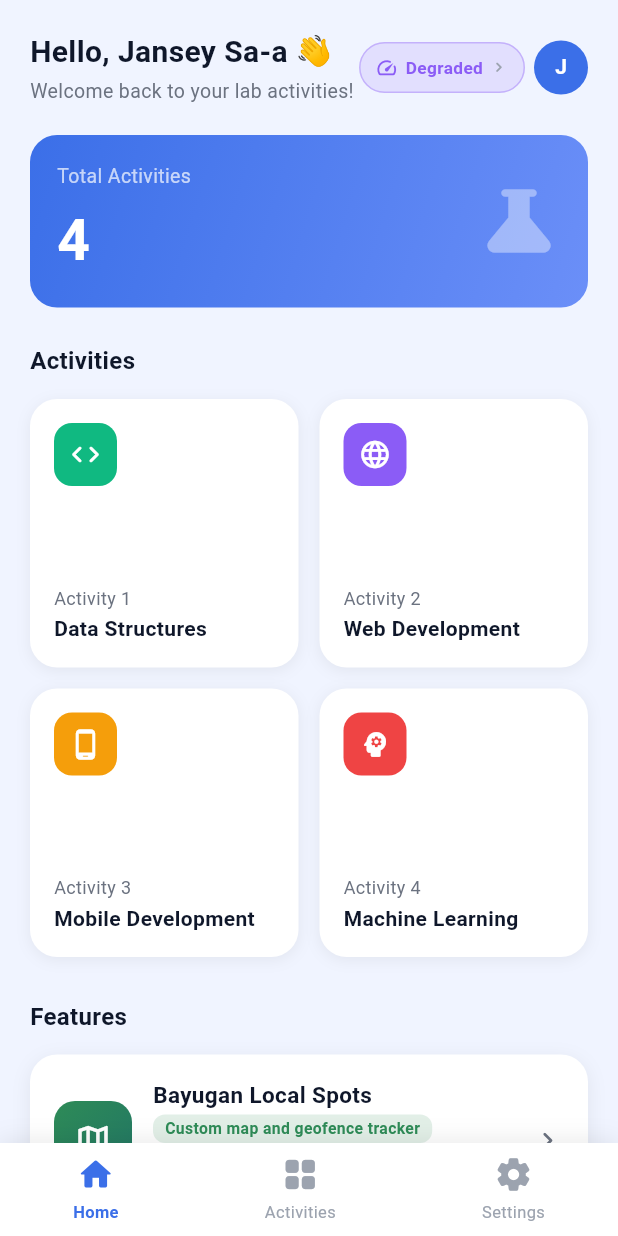
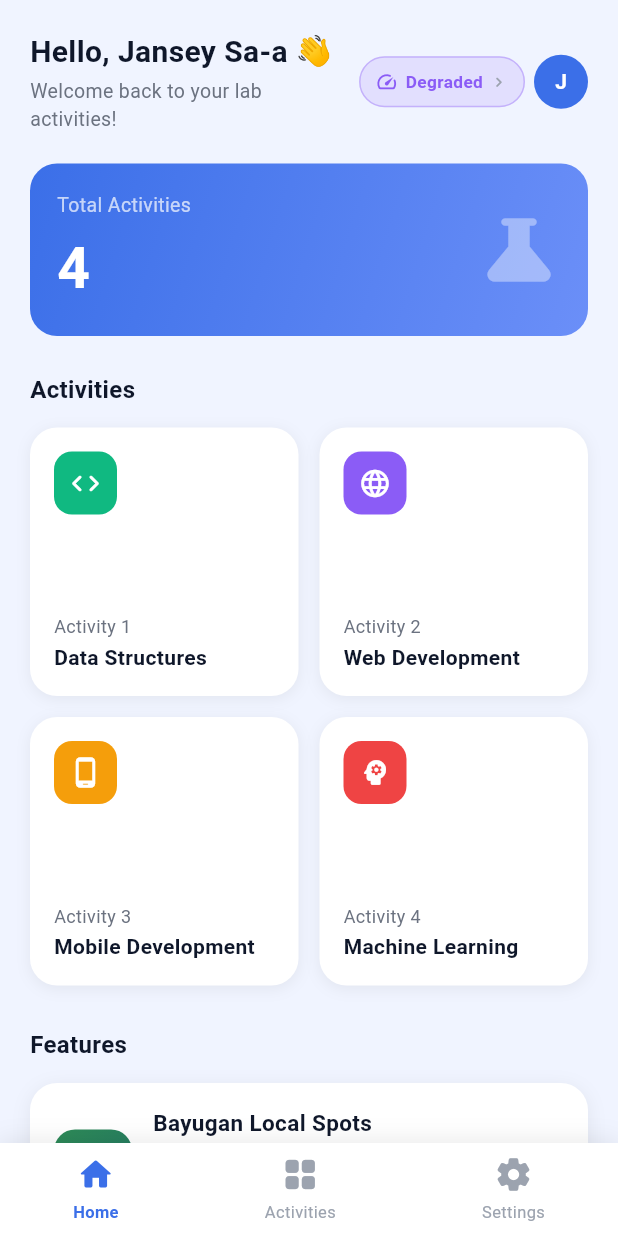
Before and after one commit to John06-jp/activity1_appdev_flutter, a Flutter app: the screen it shows after launch, on a phone screen of 412 x 824 dp. Run offline on Flutter 3.47's test engine with Material 3 defaults, Android fonts, the phone set to English and light mode, and no system bars; our stand-ins replace connectivity_plus, device_info_plus, flutter_map, geolocator, latlong2, permission_handler and 1 more; missing offline and left inert: nearby_connections; network calls fail.

Commit message:
feat: Improve home screen header layout for better text handling and add widget test for narrow viewports

```diff
--- a/lib/screens/home_screen.dart
+++ b/lib/screens/home_screen.dart
@@ -223,17 +223,22 @@ class HomeTab extends StatelessWidget {
               Row(
                 mainAxisAlignment: MainAxisAlignment.spaceBetween,
                 children: [
-                  Column(
+                  Expanded(
+                    child: Column(
                       crossAxisAlignment: CrossAxisAlignment.start,
                       children: [
                         Row(
                           children: [
-                          Text(
+                            Flexible(
+                              child: Text(
                                 'Hello, ${appProvider.userName} ',
+                                maxLines: 1,
+                                overflow: TextOverflow.ellipsis,
                                 style: TextStyle(
                                   fontSize: 20,
                                   fontWeight: FontWeight.bold,
                                   color: textPrimary,
+                                ),
                               ),
                             ),
                             const Text('👋', style: TextStyle(fontSize: 20)),
@@ -246,10 +251,14 @@ class HomeTab extends StatelessWidget {
                         ),
                       ],
                     ),
+                  ),
+                  const SizedBox(width: 12),
                   Row(
                     children: [
                       // Global network health indicator
-                      _NetworkHealthChip(tier: health.tier, onTap: () {
+                      _NetworkHealthChip(
+                        tier: health.tier,
+                        onTap: () {
                           Navigator.push(
                             context,
                             MaterialPageRoute(
@@ -257,7 +266,8 @@ class HomeTab extends StatelessWidget {
                                   const NetworkDiagnosticsDashboardScreen(),
                             ),
                           );
-                      }),
+                        },
+                      ),
                       const SizedBox(width: 6),
                       CircleAvatar(
                         radius: 18,
@@ -269,7 +279,8 @@ class HomeTab extends StatelessWidget {
                           style: const TextStyle(
                             color: Colors.white,
                             fontSize: 14,
-                              fontWeight: FontWeight.bold),
+                            fontWeight: FontWeight.bold,
+                          ),
                         ),
                       ),
                     ],
```
Also changed, not shown: 1 other file. Lines whose indentation alone changed are shown as unchanged.
